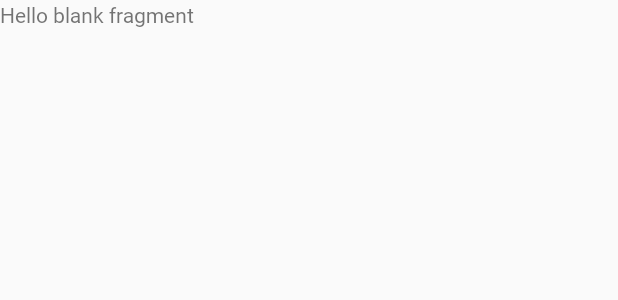
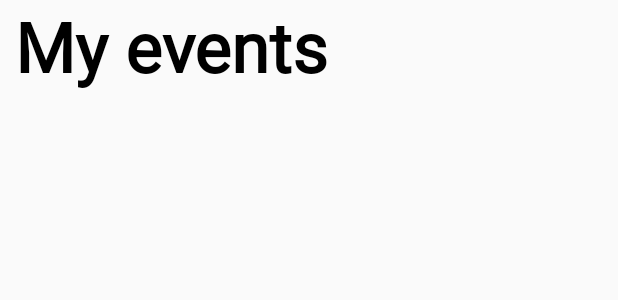
Before and after one commit to Balintus00/together, an Android app: the layout fragment_current_events_list.xml on its own in the app's theme, with its tools: preview values and no code run, on a phone screen of 412 x 824 dp. Shown: the top 300 px of the screen. Run offline under Robolectric (Android 15) with nearby library versions, the phone set to English and light mode, and no system bars.

Commit message:
My events title implementation
- FrameLayout changed to ConstraintLayout in CurrentEventsListFragment
- Style resource implemented to format Fragment titles in the application correctly (Title stylename)
-  String resource name changes

```diff
--- a/Application/app/src/main/res/layout/activity_main.xml
+++ b/Application/app/src/main/res/layout/activity_main.xml
@@ -3,8 +3,7 @@
     xmlns:app="http://schemas.android.com/apk/res-auto"
     android:id="@+id/container"
     android:layout_width="match_parent"
-    android:layout_height="match_parent"
-    android:paddingTop="?attr/actionBarSize">
+    android:layout_height="match_parent">
 
     <com.google.android.material.bottomnavigation.BottomNavigationView
         android:id="@+id/nav_view"
--- a/Application/app/src/main/res/layout/fragment_current_events_list.xml
+++ b/Application/app/src/main/res/layout/fragment_current_events_list.xml
@@ -1,14 +1,18 @@
 <?xml version="1.0" encoding="utf-8"?>
-<FrameLayout xmlns:android="http://schemas.android.com/apk/res/android"
+<androidx.constraintlayout.widget.ConstraintLayout
+    xmlns:android="http://schemas.android.com/apk/res/android"
+    xmlns:app="http://schemas.android.com/apk/res-auto"
     xmlns:tools="http://schemas.android.com/tools"
     android:layout_width="match_parent"
     android:layout_height="match_parent"
     tools:context=".features.currentevents.CurrentEventsListFragment">
 
-    <!-- TODO: Update blank fragment layout -->
     <TextView
+        style="@style/Title"
         android:layout_width="match_parent"
-        android:layout_height="match_parent"
-        android:text="@string/hello_blank_fragment" />
+        android:layout_height="wrap_content"
+        android:text="@string/my_events"
+        app:layout_constraintStart_toStartOf="parent"
+        app:layout_constraintTop_toTopOf="parent" />
 
-</FrameLayout>
+</androidx.constraintlayout.widget.ConstraintLayout>
--- a/Application/app/src/main/res/menu/bottom_nav_menu.xml
+++ b/Application/app/src/main/res/menu/bottom_nav_menu.xml
@@ -6,16 +6,16 @@
     <item
         android:id="@+id/profileFragment"
         android:icon="@drawable/ic_action_person"
-        android:title="@string/profile" />
+        android:title="@string/nav_profile" />
 
     <item
         android:id="@+id/currentEventsListFragment"
         android:icon="@drawable/ic_action_event"
-        android:title="@string/my_events" />
+        android:title="@string/nav_my_events" />
 
     <item
         android:id="@+id/eventQueryFragment"
         android:icon="@drawable/ic_action_search"
-        android:title="@string/search_events" />
+        android:title="@string/nav_search_events" />
 
 </menu>
--- a/Application/app/src/main/res/values/styles.xml
+++ b/Application/app/src/main/res/values/styles.xml
@@ -9,4 +9,12 @@
         <item name="fontFamily">@font/roboto</item>
     </style>
 
+    <style name="Title">
+        <item name="android:textColor">#000</item>
+        <item name="android:textSize">46sp</item>
+        <item name="android:textStyle">bold</item>
+        <item name="android:paddingStart">10dp</item>
+        <item name="android:paddingEnd">10dp</item>
+    </style>
+
 </resources>
```
Also changed, not shown: Application/app/src/main/res/values/strings.xml (+6 -3 lines).
